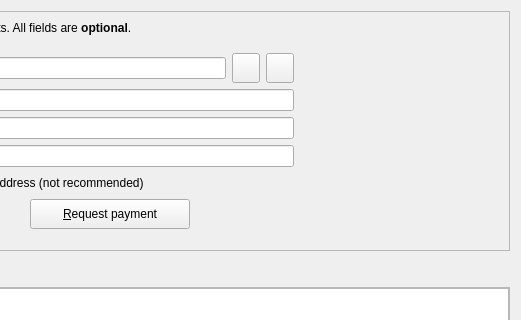
Qt form src/qt/forms/receivecoinsdialog.ui (githubzon/qtum) before a commit; both pictures show x 255 to 776 and y 0 to 320 of the 776 by 440 pixel window.
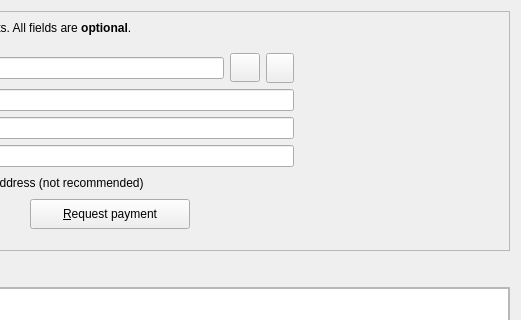
The same form after that commit. Icons and pictures are not drawn. Custom widgets are drawn as their Qt base class.

Commit message: Update tool buttons

```diff
--- a/src/qt/forms/receivecoinsdialog.ui
+++ b/src/qt/forms/receivecoinsdialog.ui
@@ -249,21 +249,15 @@
           </item>
           <item>
            <widget class="QToolButton" name="copyAddressButton">
-            <property name="minimumSize">
-             <size>
-              <width>28</width>
-              <height>30</height>
-             </size>
-            </property>
-            <property name="maximumSize">
-             <size>
-              <width>20</width>
-              <height>30</height>
-             </size>
-            </property>
             <property name="text">
              <string/>
             </property>
+            <property name="iconSize">
+             <size>
+              <width>22</width>
+              <height>22</height>
+             </size>
+            </property>
            </widget>
           </item>
           <item>
```
The commit also changes 7 other files.
